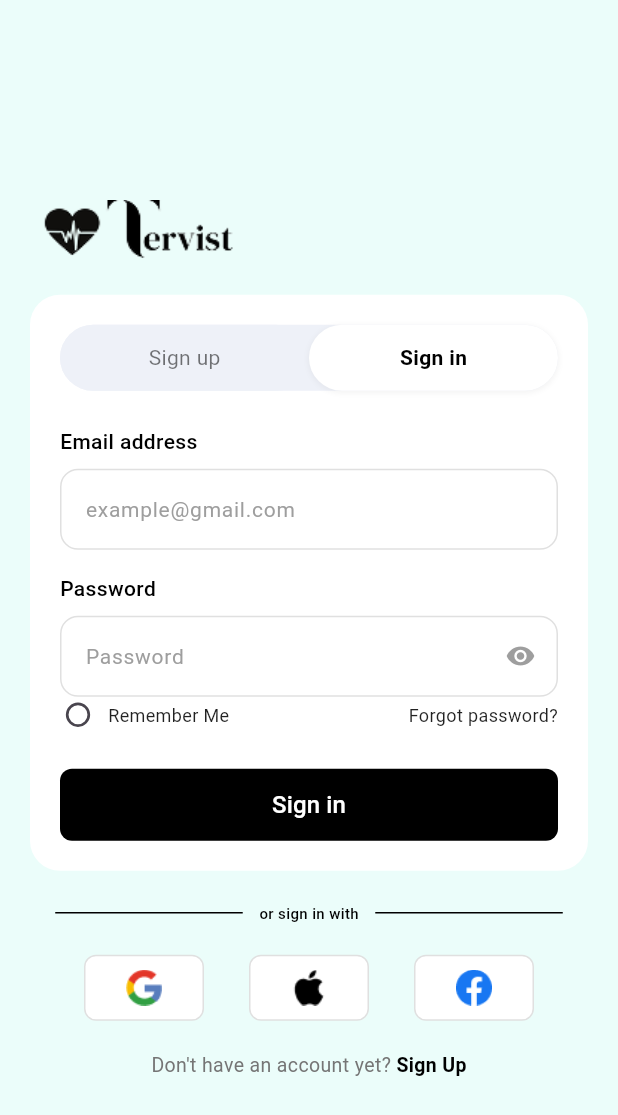
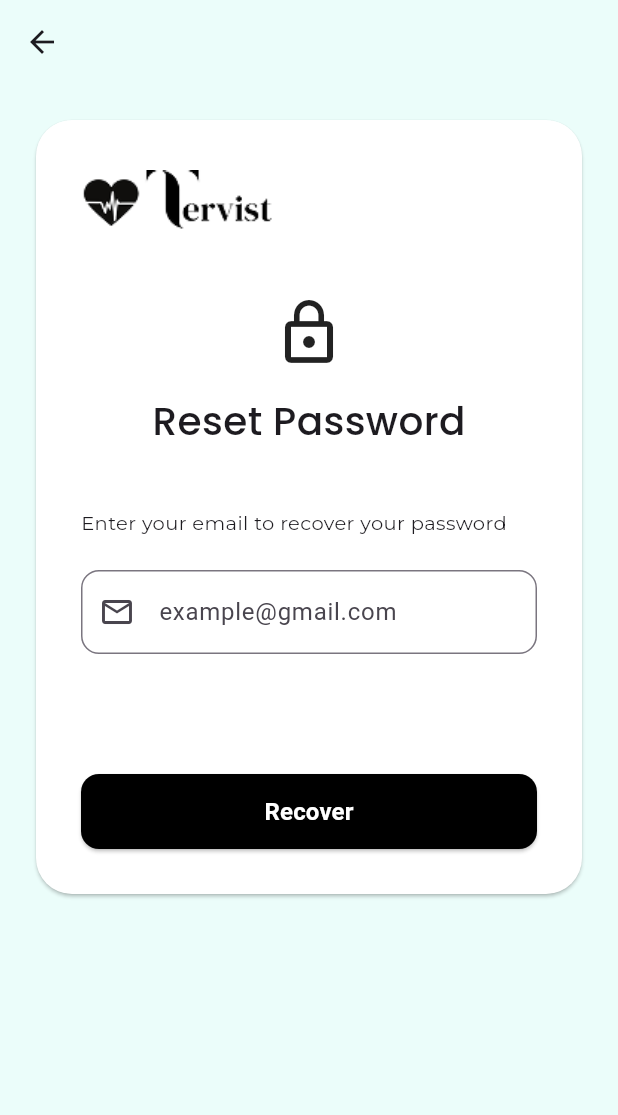
Before and after one commit to Doffannoel/Tervist-App, a Flutter app: the AuthPage screen opened directly, after a tap on "Forgot password?", on a phone screen of 412 x 824 dp. Shown: the top 1115 px of the screen. Run offline on Flutter 3.47's test engine with Material 3 defaults, Android fonts, the phone set to English and light mode, and no system bars; our stand-ins replace flutter_map, flutter_svg, google_fonts, latlong2, smooth_page_indicator.

Commit message:
ui lupa password

```diff
--- /dev/null
+++ b/tervist_apk/lib/screens/forgetpassword/reset_password.dart
@@ -0,0 +1,123 @@
+// reset_password_page.dart
+import 'package:flutter/material.dart';
+import 'package:google_fonts/google_fonts.dart';
+import './checkemail.dart';
+
+class ResetPasswordPage extends StatelessWidget {
+  final TextEditingController emailController = TextEditingController();
+
+  ResetPasswordPage({super.key});
+
+  ButtonStyle _buttonStyle() {
+    return ElevatedButton.styleFrom(
+      backgroundColor: Colors.black,
+      minimumSize: const Size(double.infinity, 50),
+      shape: RoundedRectangleBorder(
+        borderRadius: BorderRadius.circular(12),
+      ),
+    );
+  }
+
+  Widget _scaffoldCardTemplate({required Widget child}) {
+    return Scaffold(
+      backgroundColor: const Color(0xFFEBFDFA),
+      appBar: AppBar(
+        backgroundColor: const Color(0xFFEBFDFA),
+        elevation: 0,
+        leading: const BackButton(),
+      ),
+      body: SingleChildScrollView(
+        child: Padding(
+          padding: const EdgeInsets.all(20),
+          child: Align(
+            alignment: Alignment.topCenter,
+            child: Card(
+              color: Colors.white,
+              shape: RoundedRectangleBorder(
+                borderRadius: BorderRadius.circular(24),
+              ),
+              child: Padding(
+                padding: const EdgeInsets.all(30),
+                child: ConstrainedBox(
+                  constraints: const BoxConstraints(maxWidth: 400),
+                  child: child,
+                ),
+              ),
+            ),
+          ),
+        ),
+      ),
+    );
+  }
+
+  @override
+  Widget build(BuildContext context) {
+    return _scaffoldCardTemplate(
+      child: Column(
+        mainAxisSize: MainAxisSize.min,
+        crossAxisAlignment: CrossAxisAlignment.start,
+        children: [
+          Row(
+            mainAxisAlignment: MainAxisAlignment.start,
+            children: [
+              Image.asset(
+                'assets/images/logotervist.png',
+                width: 129,
+                height: 47,
+              ),
+            ],
+          ),
+          const SizedBox(height: 41),
+          const Center(child: Icon(Icons.lock_outline, size: 48)),
+          const SizedBox(height: 16),
+          Center(
+            child: Text(
+              'Reset Password',
+              style: GoogleFonts.poppins(
+                fontSize: 26,
+                fontWeight: FontWeight.w500,
+              ),
+            ),
+          ),
+          const SizedBox(height: 40),
+          Text(
+            'Enter your email to recover your password',
+            style: GoogleFonts.montserrat(fontSize: 13),
+          ),
+          const SizedBox(height: 22),
+          TextField(
+            controller: emailController,
+            decoration: InputDecoration(
+              prefixIcon: const Icon(Icons.email_outlined),
+              hintText: 'example@gmail.com',
+              border: OutlineInputBorder(
+                borderRadius: BorderRadius.circular(12),
+              ),
+            ),
+          ),
+          const SizedBox(height: 80),
+          SizedBox(
+            width: double.infinity,
+            child: ElevatedButton(
+              onPressed: () {
+                Navigator.push(
+                  context,
+                  MaterialPageRoute(builder: (_) => CheckEmailPage()),
+                );
+              },
+              style: _buttonStyle(),
+              child: const Text(
+                'Recover',
+                style: TextStyle(
+                  color: Colors.white,
+                  fontWeight: FontWeight.w600,
+                  fontSize: 16,
+                ),
+              ),
+            ),
+          )
+        ],
+      ),
+    );
+  }
+}
--- a/tervist_apk/lib/screens/homepage/homepage.dart
+++ b/tervist_apk/lib/screens/homepage/homepage.dart
@@ -1,7 +1,7 @@
 import 'package:flutter/material.dart';
 
 class HomePage extends StatefulWidget {
-  const HomePage({Key? key}) : super(key: key);
+  const HomePage({super.key});
 
   @override
   State<HomePage> createState() => _HomePageState();
@@ -592,7 +592,7 @@ class _HomePageState extends State<HomePage> {
 }
 
 class ProfilePage extends StatelessWidget {
-  const ProfilePage({Key? key}) : super(key: key);
+  const ProfilePage({super.key});
 
   @override
   Widget build(BuildContext context) {
--- a/tervist_apk/lib/screens/login/signup_screen.dart
+++ b/tervist_apk/lib/screens/login/signup_screen.dart
@@ -1,6 +1,9 @@
 import 'package:flutter/material.dart';
+import 'package:tervist_apk/screens/forgetpassword/reset_password.dart';
 import 'enter_details.dart'; // Import the EnterDetails page
 import '/../api/signup_data.dart';
+// Import the ResetPasswordPage
+
 
 class AuthPage extends StatefulWidget {
   const AuthPage({super.key});
@@ -421,7 +424,12 @@ class _AuthPageState extends State<AuthPage> {
                             const Spacer(),
                             GestureDetector(
                               onTap: () {
-                                // TODO: Implement forgot password
+                                Navigator.push(
+                                  context,
+                                  MaterialPageRoute(
+                                    builder: (context) => ResetPasswordPage(),
+                                  ),
+                                );
                               },
                               child: const Text(
                                 'Forgot password?',
--- a/tervist_apk/lib/screens/workout/workout_countdown.dart
+++ b/tervist_apk/lib/screens/workout/workout_countdown.dart
@@ -6,9 +6,9 @@ class WorkoutCountdown extends StatefulWidget {
   final VoidCallback onCountdownComplete;
 
   const WorkoutCountdown({
-    Key? key,
+    super.key,
     required this.onCountdownComplete,
-  }) : super(key: key);
+  });
 
   @override
   State<WorkoutCountdown> createState() => _WorkoutCountdownState();
```
Also changed, not shown: tervist_apk/lib/main.dart (+4 -4 lines), tervist_apk/lib/screens/forgetpassword/changepassword.dart (added, +151 -0 lines), tervist_apk/lib/screens/forgetpassword/checkemail.dart (added, +151 -0 lines), tervist_apk/lib/screens/forgetpassword/success_page.dart (added, +91 -0 lines), tervist_apk/assets/images/succes.png (added).
